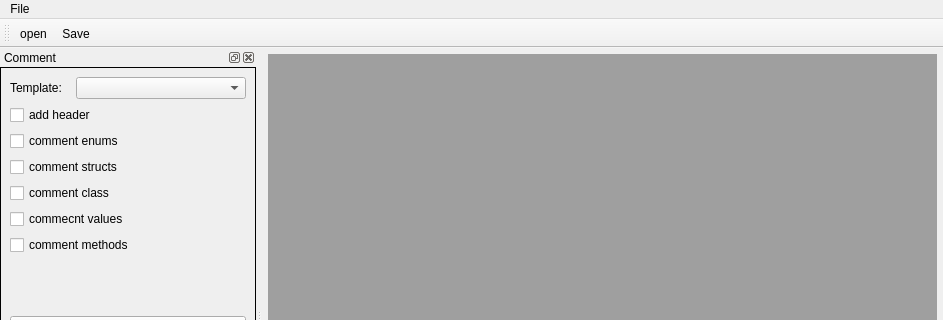
Above: mainwindow.ui from michaelsammer/DoxyMaker before the change; both pictures show x 0 to 943 and y 0 to 320 of the 943 by 611 pixel window. Below: the same form after it.
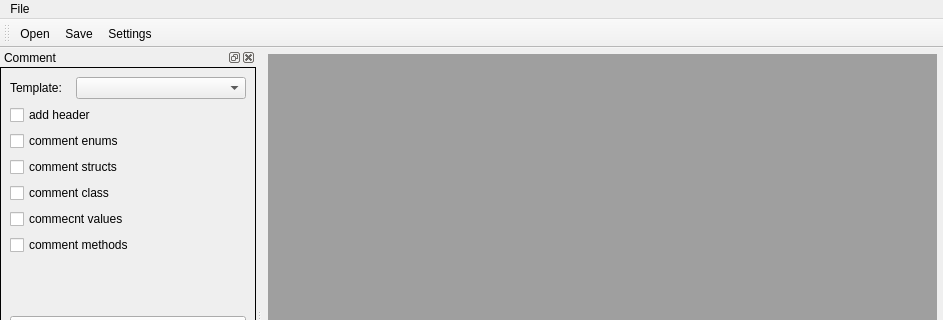
That is the form after the change. Icons and pictures are not drawn.

Patch:
```diff
--- a/mainwindow.ui
+++ b/mainwindow.ui
@@ -79,6 +79,7 @@
    </attribute>
    <addaction name="actionOpen"/>
    <addaction name="actionSave"/>
+   <addaction name="actionSettings"/>
   </widget>
   <widget class="QDockWidget" name="dkwTools">
    <property name="windowTitle">
@@ -264,7 +265,7 @@
      <normaloff>:/icons/open.png</normaloff>:/icons/open.png</iconset>
    </property>
    <property name="text">
-    <string>open</string>
+    <string>Open</string>
    </property>
    <property name="toolTip">
     <string>Open</string>
@@ -282,6 +283,15 @@
     <string>Save</string>
    </property>
   </action>
+  <action name="actionSettings">
+   <property name="icon">
+    <iconset resource="res.qrc">
+     <normaloff>:/icons/settings.png</normaloff>:/icons/settings.png</iconset>
+   </property>
+   <property name="text">
+    <string>Settings</string>
+   </property>
+  </action>
  </widget>
  <layoutdefault spacing="6" margin="11"/>
  <resources>
```
Left out of the diff: 17 changed lines with no effect on the pictures.
